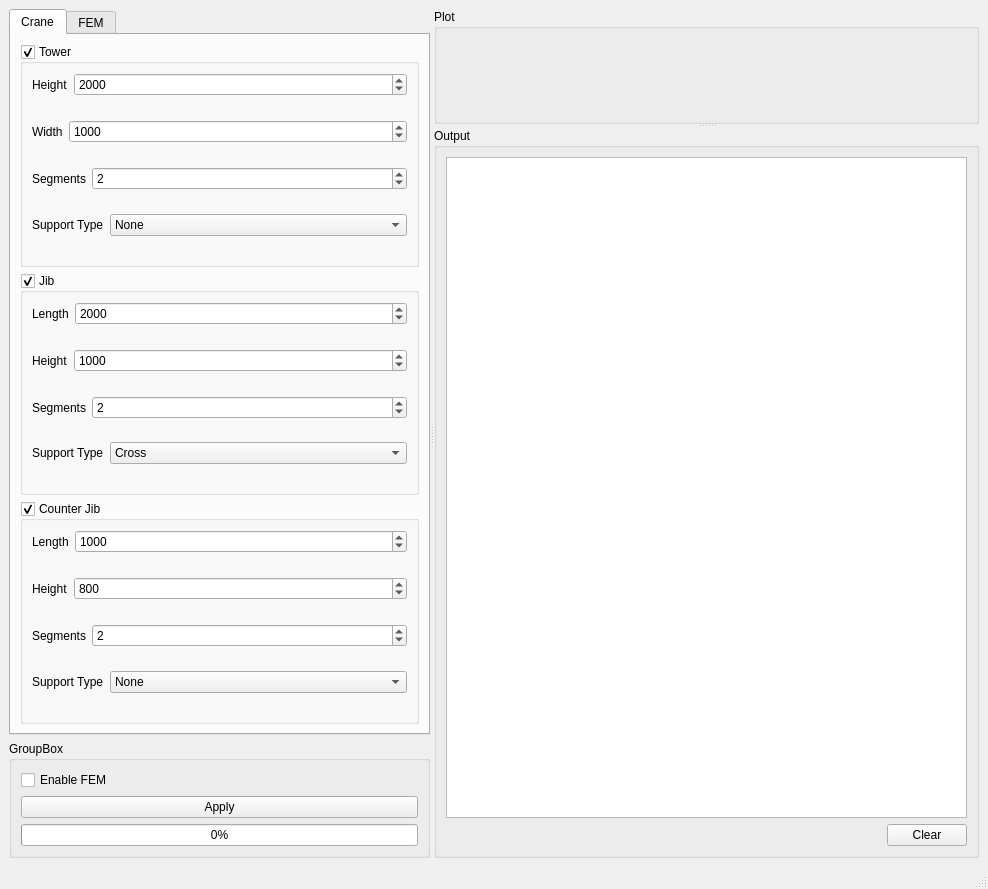
Qt form mainwindow.ui (castn/crane-simulator) before a commit.
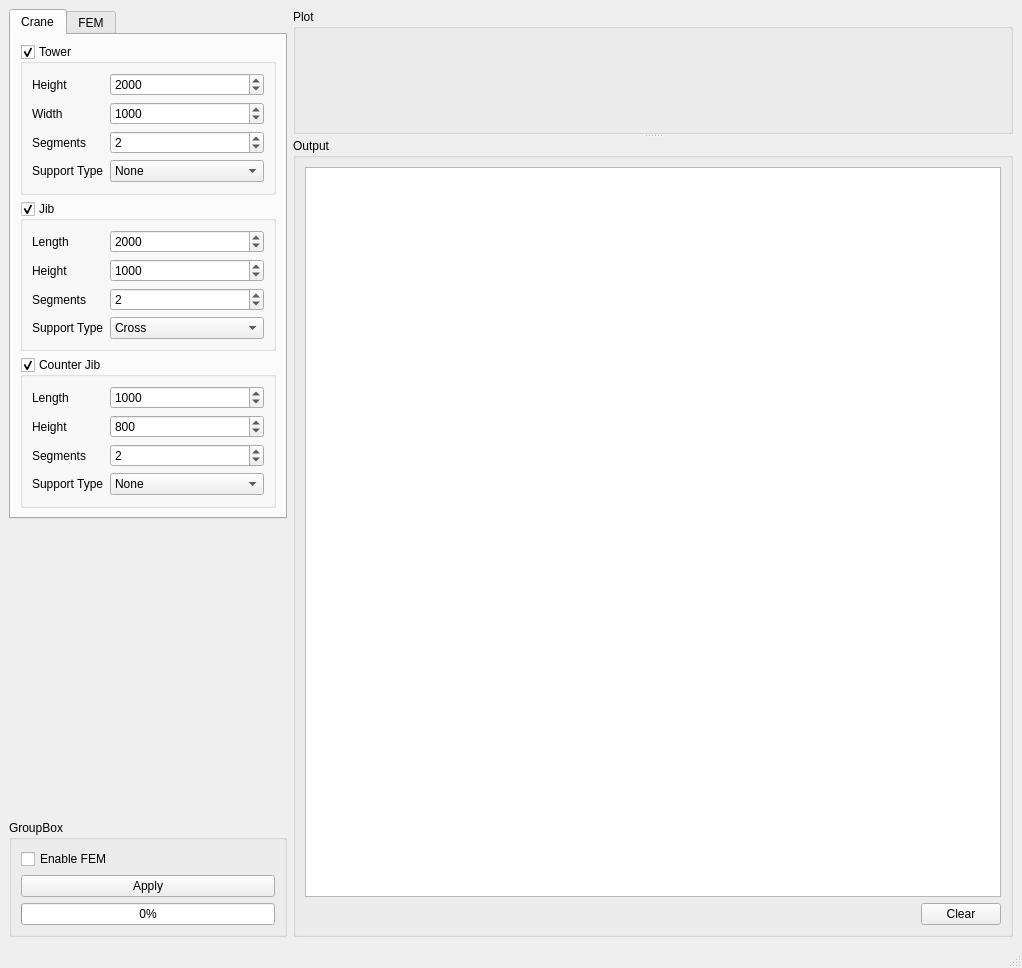
The same form after that commit. The open tabs and pages were chosen to show the change.

Commit message: fix plotBox issue with minimal size at startup

```diff
--- a/mainwindow.ui
+++ b/mainwindow.ui
@@ -6,8 +6,8 @@
    <rect>
     <x>0</x>
     <y>0</y>
-    <width>988</width>
-    <height>889</height>
+    <width>1022</width>
+    <height>968</height>
    </rect>
   </property>
   <property name="windowTitle">
@@ -17,15 +17,12 @@
    <enum>QTabWidget::Rounded</enum>
   </property>
   <widget class="QWidget" name="centralwidget">
-   <layout class="QVBoxLayout" name="verticalLayout_6">
+   <layout class="QVBoxLayout" name="verticalLayout_2">
     <item>
-     <widget class="QSplitter" name="splitter_2">
-      <property name="orientation">
-       <enum>Qt::Horizontal</enum>
-      </property>
-      <widget class="QWidget" name="layoutWidget">
+     <layout class="QFormLayout" name="formLayout_4">
+      <item row="0" column="0">
        <layout class="QGridLayout" name="gridLayout">
-        <item row="1" column="0">
+        <item row="2" column="0">
          <widget class="QGroupBox" name="groupBox">
           <property name="title">
            <string>GroupBox</string>
@@ -66,6 +63,12 @@
         </item>
         <item row="0" column="0">
          <widget class="QTabWidget" name="tabWidget">
+          <property name="sizePolicy">
+           <sizepolicy hsizetype="Preferred" vsizetype="Expanding">
+            <horstretch>0</horstretch>
+            <verstretch>0</verstretch>
+           </sizepolicy>
+          </property>
           <property name="currentIndex">
            <number>1</number>
           </property>
@@ -82,8 +85,6 @@
               <property name="checkable">
                <bool>true</bool>
               </property>
-              <layout class="QVBoxLayout" name="verticalLayout">
-               <item>
                 <layout class="QFormLayout" name="formLayout">
                  <item row="0" column="0">
                   <widget class="QLabel" name="towerHeight_label">
@@ -105,18 +106,14 @@
                    </property>
                   </widget>
                  </item>
-                </layout>
-               </item>
-               <item>
-                <layout class="QFormLayout" name="formLayout_2">
-                 <item row="0" column="0">
+               <item row="3" column="0">
                   <widget class="QLabel" name="towerWidth_label">
                    <property name="text">
                     <string>Width</string>
                    </property>
                   </widget>
                  </item>
-                 <item row="0" column="1">
+               <item row="3" column="1">
                   <widget class="QSpinBox" name="towerWidth_spinbox">
                    <property name="minimum">
                     <number>1</number>
@@ -129,42 +126,21 @@
                    </property>
                   </widget>
                  </item>
-                </layout>
-               </item>
-               <item>
-                <layout class="QFormLayout" name="formLayout_3">
-                 <item row="0" column="0">
+               <item row="6" column="0">
                   <widget class="QLabel" name="towerSegment_label">
                    <property name="text">
                     <string>Segments</string>
                    </property>
                   </widget>
                  </item>
-                 <item row="0" column="1">
-                  <widget class="QSpinBox" name="towerSegment_spinbox">
-                   <property name="minimum">
-                    <number>1</number>
-                   </property>
-                   <property name="maximum">
-                    <number>100</number>
-                   </property>
-                   <property name="value">
-                    <number>2</number>
-                   </property>
-                  </widget>
-                 </item>
-                </layout>
-               </item>
-               <item>
-                <layout class="QFormLayout" name="formLayout_4">
-                 <item row="0" column="0">
+               <item row="9" column="0">
                   <widget class="QLabel" name="towerSupportType_label">
                    <property name="text">
                     <string>Support Type</string>
                    </property>
                   </widget>
                  </item>
-                 <item row="0" column="1">
+               <item row="9" column="1">
                   <widget class="QComboBox" name="towerSupportType_comboBox">
                    <property name="autoFillBackground">
                     <bool>false</bool>
@@ -194,7 +170,18 @@
                    </item>
                   </widget>
                  </item>
-                </layout>
+               <item row="6" column="1">
+                <widget class="QSpinBox" name="towerSegment_spinbox">
+                 <property name="minimum">
+                  <number>1</number>
+                 </property>
+                 <property name="maximum">
+                  <number>100</number>
+                 </property>
+                 <property name="value">
+                  <number>2</number>
+                 </property>
+                </widget>
                </item>
               </layout>
              </widget>
@@ -207,9 +194,7 @@
               <property name="checkable">
                <bool>true</bool>
               </property>
-              <layout class="QVBoxLayout" name="verticalLayout_2">
-               <item>
-                <layout class="QFormLayout" name="formLayout_5">
+              <layout class="QFormLayout" name="formLayout_2">
                  <item row="0" column="0">
                   <widget class="QLabel" name="jibLength_label">
                    <property name="text">
@@ -230,18 +215,14 @@
                    </property>
                   </widget>
                  </item>
-                </layout>
-               </item>
-               <item>
-                <layout class="QFormLayout" name="formLayout_6">
-                 <item row="0" column="0">
+               <item row="3" column="0">
                   <widget class="QLabel" name="jibHeight_label">
                    <property name="text">
                     <string>Height</string>
                    </property>
                   </widget>
                  </item>
-                 <item row="0" column="1">
+               <item row="3" column="1">
                   <widget class="QSpinBox" name="jibHeight_spinBox">
                    <property name="minimum">
                     <number>1</number>
@@ -254,18 +235,14 @@
                    </property>
                   </widget>
                  </item>
-                </layout>
-               </item>
-               <item>
-                <layout class="QFormLayout" name="formLayout_7">
-                 <item row="0" column="0">
+               <item row="6" column="0">
                   <widget class="QLabel" name="jibSegment_label">
                    <property name="text">
                     <string>Segments</string>
                    </property>
                   </widget>
                  </item>
-                 <item row="0" column="1">
+               <item row="6" column="1">
                   <widget class="QSpinBox" name="jibSegment_spinBox">
                    <property name="minimum">
                     <number>1</number>
@@ -278,18 +255,14 @@
                    </property>
                   </widget>
                  </item>
-                </layout>
-               </item>
-               <item>
-                <layout class="QFormLayout" name="formLayout_8">
-                 <item row="0" column="0">
+               <item row="9" column="0">
                   <widget class="QLabel" name="jibSupportType_label">
                    <property name="text">
                     <string>Support Type</string>
                    </property>
                   </widget>
                  </item>
-                 <item row="0" column="1">
+               <item row="9" column="1">
                   <widget class="QComboBox" name="jibSupportType_comboBox">
                    <property name="currentText">
                     <string>Cross</string>
@@ -312,8 +285,6 @@
                   </widget>
                  </item>
                 </layout>
-               </item>
-              </layout>
              </widget>
             </item>
             <item>
@@ -324,9 +295,7 @@
               <property name="checkable">
                <bool>true</bool>
               </property>
-              <layout class="QVBoxLayout" name="verticalLayout_3">
-               <item>
-                <layout class="QFormLayout" name="formLayout_10">
+              <layout class="QFormLayout" name="formLayout_3">
                  <item row="0" column="0">
                   <widget class="QLabel" name="counterJibLength_label">
                    <property name="text">
@@ -347,18 +316,14 @@
                    </property>
                   </widget>
                  </item>
-                </layout>
-               </item>
-               <item>
-                <layout class="QFormLayout" name="formLayout_9">
-                 <item row="0" column="0">
+               <item row="3" column="0">
                   <widget class="QLabel" name="counterJibHeight_label">
                    <property name="text">
                     <string>Height</string>
                    </property>
                   </widget>
                  </item>
-                 <item row="0" column="1">
+               <item row="3" column="1">
                   <widget class="QSpinBox" name="counterJibHeight_spinBox">
                    <property name="minimum">
                     <number>1</number>
@@ -371,18 +336,21 @@
                    </property>
                   </widget>
                  </item>
-                </layout>
+               <item row="9" column="0">
+                <widget class="QLabel" name="counterJibSupportType_label">
+                 <property name="text">
+                  <string>Support Type</string>
+                 </property>
+                </widget>
                </item>
-               <item>
-                <layout class="QFormLayout" name="formLayout_12">
-                 <item row="0" column="0">
+               <item row="6" column="0">
                   <widget class="QLabel" name="counterJibSegments_label">
                    <property name="text">
                     <string>Segments</string>
                    </property>
                   </widget>
                  </item>
-                 <item row="0" column="1">
+               <item row="6" column="1">
                   <widget class="QSpinBox" name="counterJibSegments_spinBox">
                    <property name="minimum">
                     <number>1</number>
@@ -395,18 +363,7 @@
                    </property>
                   </widget>
                  </item>
-                </layout>
-               </item>
-               <item>
-                <layout class="QFormLayout" name="formLayout_11">
-                 <item row="0" column="0">
-                  <widget class="QLabel" name="counterJibSupportType_label">
-                   <property name="text">
-                    <string>Support Type</string>
-                   </property>
-                  </widget>
-                 </item>
-                 <item row="0" column="1">
+               <item row="9" column="1">
                   <widget class="QComboBox" name="counterJibSupportType_comboBox">
                    <property name="currentText">
                     <string>None</string>
@@ -434,8 +391,6 @@
                   </widget>
                  </item>
                 </layout>
-               </item>
-              </layout>
              </widget>
             </item>
            </layout>
@@ -444,27 +399,39 @@
            <attribute name="title">
             <string>FEM</string>
            </attribute>
-           <widget class="QPlainTextEdit" name="analysis">
-            <property name="geometry">
-             <rect>
-              <x>10</x>
-              <y>10</y>
-              <width>431</width>
-              <height>601</height>
-             </rect>
-            </property>
-           </widget>
-          </widget>
-         </widget>
+           <layout class="QVBoxLayout" name="verticalLayout">
+            <item>
+             <widget class="QPlainTextEdit" name="analysis"/>
+            </item>
+           </layout>
+          </widget>
+         </widget>
         </item>
+        <item row="1" column="0">
+         <spacer name="verticalSpacer">
+          <property name="orientation">
+           <enum>Qt::Vertical</enum>
+          </property>
+          <property name="sizeType">
+           <enum>QSizePolicy::Expanding</enum>
+          </property>
+          <property name="sizeHint" stdset="0">
+           <size>
+            <width>20</width>
+            <height>40</height>
+           </size>
+          </property>
+         </spacer>
+        </item>
        </layout>
-      </widget>
+      </item>
+      <item row="0" column="1">
       <widget class="QSplitter" name="splitter">
-       <property name="frameShadow">
-        <enum>QFrame::Plain</enum>
-       </property>
-       <property name="lineWidth">
-        <number>1</number>
+        <property name="sizePolicy">
+         <sizepolicy hsizetype="Expanding" vsizetype="Expanding">
+          <horstretch>0</horstretch>
+          <verstretch>0</verstretch>
+         </sizepolicy>
        </property>
        <property name="orientation">
         <enum>Qt::Vertical</enum>
@@ -476,6 +443,12 @@
         <bool>false</bool>
        </property>
        <widget class="QGroupBox" name="plotBox">
+         <property name="sizePolicy">
+          <sizepolicy hsizetype="Expanding" vsizetype="Expanding">
+           <horstretch>0</horstretch>
+           <verstretch>0</verstretch>
+          </sizepolicy>
+         </property>
         <property name="title">
          <string>Plot</string>
         </property>
@@ -489,6 +462,12 @@
         </layout>
        </widget>
        <widget class="QGroupBox" name="outputBox">
+         <property name="sizePolicy">
+          <sizepolicy hsizetype="Expanding" vsizetype="MinimumExpanding">
+           <horstretch>0</horstretch>
+           <verstretch>0</verstretch>
+          </sizepolicy>
+         </property>
         <property name="minimumSize">
          <size>
           <width>7</width>
@@ -533,7 +512,8 @@
         </layout>
        </widget>
       </widget>
-     </widget>
+      </item>
+     </layout>
     </item>
    </layout>
   </widget>
```
Left out of the diff: 16 changed lines with no effect on the pictures. Lines whose indentation alone changed are shown as unchanged. The commit also changes 2 other files.
